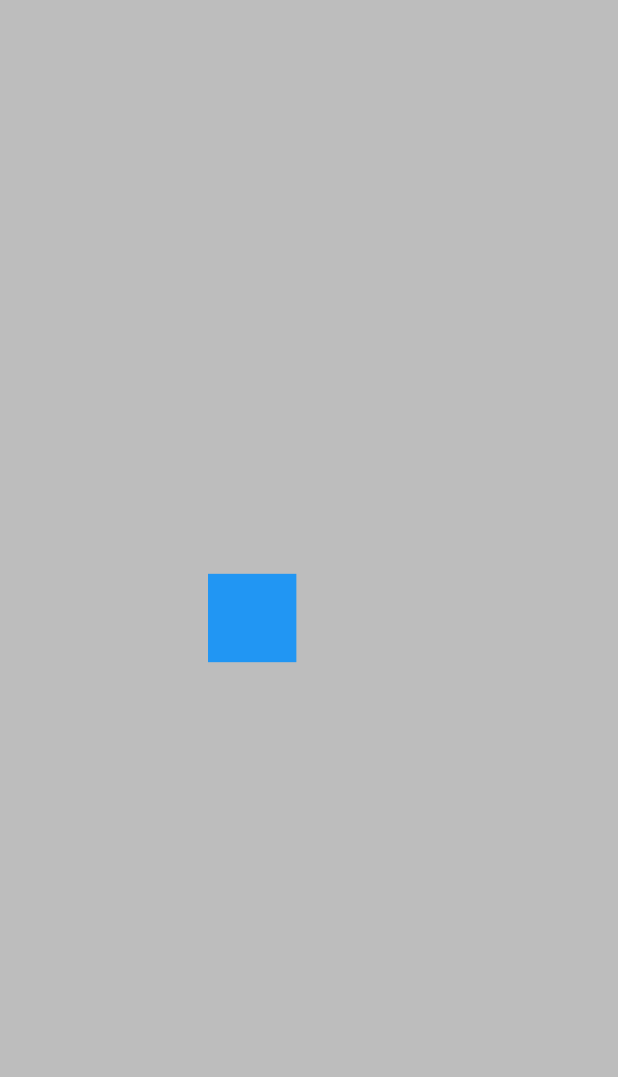
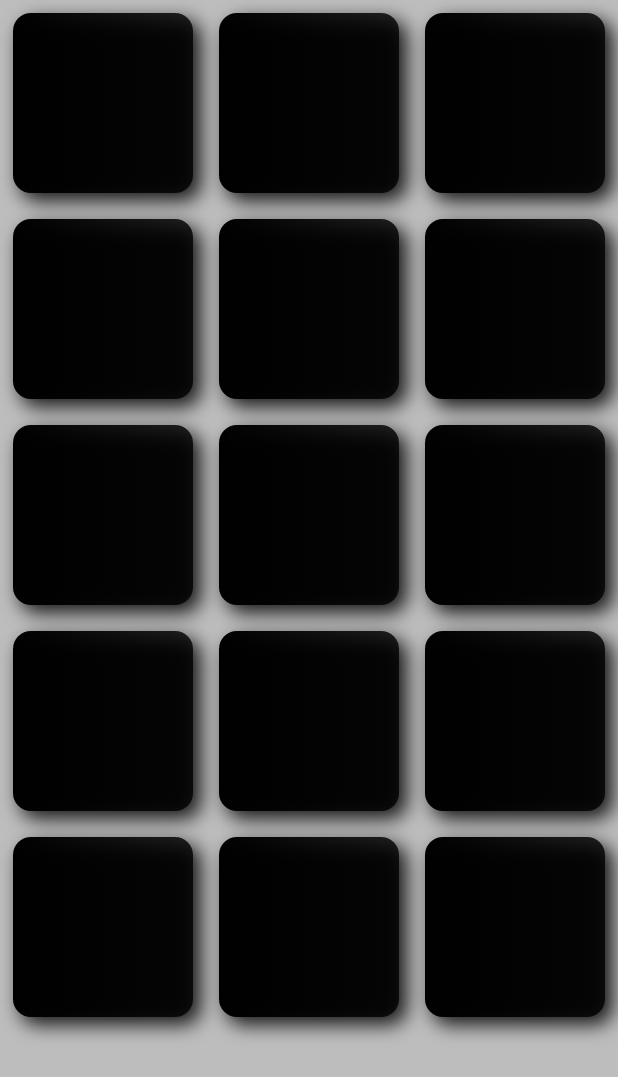
Before and after one commit to devguusta/Estudo-anima-es---Flutter, a Flutter app: the AnimatedContainerWidget screen opened directly, on a phone screen of 412 x 824 dp. Shown: the top 1077 px of the screen. Run offline on Flutter 3.47's test engine with Material 2 defaults, Android fonts, the light colour scheme and no system bars.

Commit message:
ajustes animações animated container

```diff
--- a/lib/advanced_animation/animated_container.dart
+++ b/lib/advanced_animation/animated_container.dart
@@ -13,6 +13,7 @@ class _AnimatedContainerWidgetState extends State<AnimatedContainerWidget>
   late AnimationController _controller;
   late Animation _containerAnimation;
   late Animation _positionAnimation;
+  List list = List.generate(15, (index) => index);
 
   @override
   void initState() {
@@ -20,17 +21,17 @@ class _AnimatedContainerWidgetState extends State<AnimatedContainerWidget>
     super.initState();
     _controller = AnimationController(
       vsync: this,
-      duration: const Duration(seconds: 4),
+      duration: const Duration(seconds: 2),
     );
     _positionAnimation =
         AlignmentTween(begin: Alignment.centerLeft, end: Alignment.center)
             .animate(CurvedAnimation(
                 parent: _controller,
-                curve: const Interval(0.0, 0.7, curve: Curves.easeInOut)));
-    _containerAnimation = Tween(begin: 40.0, end: 200.0).animate(
+                curve: const Interval(0.0, 0.4, curve: Curves.easeInOut)));
+    _containerAnimation = Tween(begin: 70.0, end: 120.0).animate(
         CurvedAnimation(
             parent: _controller,
-            curve: const Interval(0.4, 1.0, curve: Curves.bounceOut)));
+            curve: const Interval(0.4, 0.6, curve: Curves.easeInOut)));
 
     _controller.forward();
     _controller.repeat();
@@ -43,13 +44,40 @@ class _AnimatedContainerWidgetState extends State<AnimatedContainerWidget>
       body: AnimatedBuilder(
           animation: _controller,
           builder: (context, child) {
-            return Align(
-              alignment: _positionAnimation.value,
-              child: Container(
-                height: _containerAnimation.value,
-                width: _containerAnimation.value,
-                color: Colors.blue,
-              ),
+            return GridView.count(
+              childAspectRatio: 1,
+              crossAxisCount: 3,
+              shrinkWrap: true,
+              physics: const NeverScrollableScrollPhysics(),
+              children: list
+                  .map(
+                    (e) => Align(
+                      alignment: _positionAnimation.value,
+                      child: Container(
+                        height: _containerAnimation.value,
+                        width: _containerAnimation.value,
+                        decoration: BoxDecoration(
+                          gradient: LinearGradient(
+                            colors: [
+                              Colors.black,
+                              Colors.black.withOpacity(0.8),
+                            ],
+                            begin: Alignment.centerLeft,
+                            end: Alignment.centerRight,
+                          ),
+                          boxShadow: const [
+                            BoxShadow(
+                              color: Colors.black87,
+                              offset: Offset(5, 5),
+                              blurRadius: 10,
+                            ),
+                          ],
+                          borderRadius: BorderRadius.circular(12),
+                        ),
+                      ),
+                    ),
+                  )
+                  .toList(),
             );
           }),
     );
```
